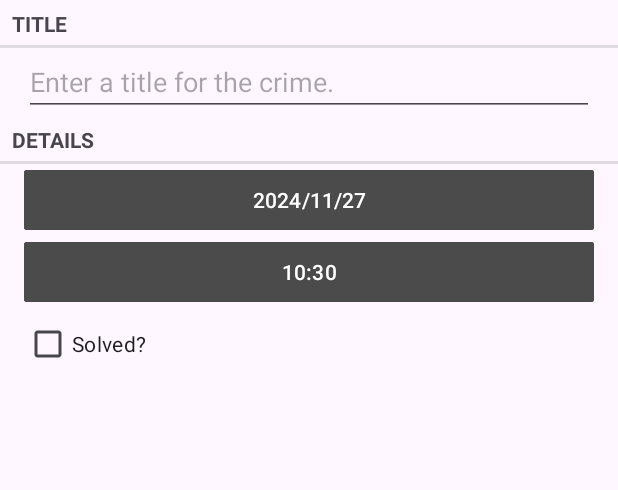
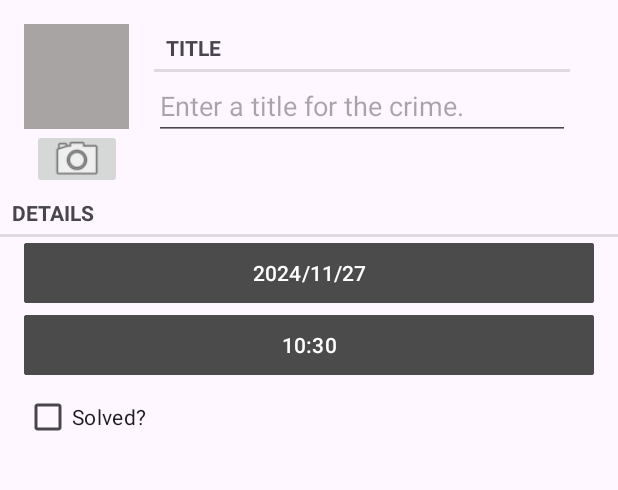
Before and after one commit to ChainikLucifera/CriminalHamster, an Android app: the screen it shows after launch (CrimeDetailsActivity), after a tap on "New Crime", on a phone screen of 412 x 824 dp, the part 96-586 px from its top. Run offline under Robolectric (Android 15) with nearby library versions, the light colour scheme and no system bars.

Commit message:
Init commit 6.0

```diff
--- a/app/src/main/java/com/example/criminalhamster/model/Crime.kt
+++ b/app/src/main/java/com/example/criminalhamster/model/Crime.kt
@@ -14,6 +14,7 @@ class Crime {
     private var date: Calendar = Calendar.getInstance()
     private var isSolved: Boolean = false
     private val dateFormat = SimpleDateFormat("yyyy-MM-dd HH:mm:ss", Locale.getDefault())
+    private var photo: Photo? = null
 
     constructor(json: JSONObject):this(){
         id = UUID.fromString(json.getString(ID))
@@ -22,6 +23,8 @@ class Crime {
         date = Calendar.getInstance().apply {
             time = dateFormat.parse(json.getString(DATE)) ?: Date()
         }
+        if(json.has(PHOTO))
+            photo = Photo(json.getJSONObject(PHOTO))
     }
 
     constructor()
@@ -40,6 +43,12 @@ class Crime {
 
     fun getDate() = date
 
+    fun getPhoto() = photo
+
+    fun setPhoto(photo: Photo){
+        this.photo = photo
+    }
+
     fun setDate(date: Calendar){
        this.date = date
     }
@@ -55,10 +64,9 @@ class Crime {
         json.put(ID, id)
         json.put(SOLVED, isSolved)
         json.put(TITLE, title)
-
-
-
         json.put(DATE, dateFormat.format(date.time))
+        if(photo != null)
+            json.put(PHOTO, photo!!.toJson())
 
         return json
     }
@@ -68,5 +76,6 @@ class Crime {
         const val SOLVED = "SOLVED"
         const val TITLE = "TITLE"
         const val DATE = "DATE"
+        const val PHOTO = "PHOTO"
     }
 }
--- a/app/src/main/java/com/example/criminalhamster/ui/CriminalFragment.kt
+++ b/app/src/main/java/com/example/criminalhamster/ui/CriminalFragment.kt
@@ -1,8 +1,11 @@
 package com.example.criminalhamster.ui
 
+import android.app.Activity.RESULT_OK
 import android.app.DatePickerDialog
 import android.app.TimePickerDialog
 import android.app.TimePickerDialog.OnTimeSetListener
+import android.content.Intent
+import android.content.pm.PackageManager
 import android.os.Bundle
 import android.text.Editable
 import android.text.TextWatcher
@@ -11,11 +14,16 @@ import android.view.LayoutInflater
 import android.view.View
 import android.view.ViewGroup
 import android.widget.Toast
+import androidx.activity.result.ActivityResult
+import androidx.activity.result.ActivityResultLauncher
+import androidx.activity.result.contract.ActivityResultContracts
+import androidx.core.net.toUri
 import com.example.criminalhamster.Constants
 import com.example.criminalhamster.model.Crime
 import com.example.criminalhamster.Utils
 import com.example.criminalhamster.data.CrimeLab
 import com.example.criminalhamster.databinding.FragmentCriminalBinding
+import com.example.criminalhamster.model.Photo
 import java.util.Calendar
 import java.util.UUID
 
@@ -23,11 +31,17 @@ import java.util.UUID
 class CriminalFragment : Fragment() {
     lateinit var crime: Crime
     private lateinit var binding: FragmentCriminalBinding
+    private var launcher: ActivityResultLauncher<Intent>? = null
+
+    override fun onStart() {
+        super.onStart()
+        showPhoto()
+    }
 
     override fun onCreate(savedInstanceState: Bundle?) {
         super.onCreate(savedInstanceState)
         val crimeID = arguments?.getString(Constants.CRIMINAL_ID)
-        crime = CrimeLab.getInstance(requireContext()).getCrime(UUID.fromString(crimeID)) ?:Crime()
+        crime = CrimeLab.getInstance(requireContext()).getCrime(UUID.fromString(crimeID)) ?: Crime()
     }
 
     override fun onCreateView(
@@ -38,8 +52,8 @@ class CriminalFragment : Fragment() {
         binding = FragmentCriminalBinding.inflate(inflater)
         val view = binding.root
         updateScreenData()
-
-        binding.crimeTitle.addTextChangedListener(object : TextWatcher {
+        with(binding) {
+            crimeTitle.addTextChangedListener(object : TextWatcher {
                 override fun beforeTextChanged(p0: CharSequence?, p1: Int, p2: Int, p3: Int) {}
 
                 override fun onTextChanged(p0: CharSequence?, p1: Int, p2: Int, p3: Int) {
@@ -50,35 +64,70 @@ class CriminalFragment : Fragment() {
 
                 override fun afterTextChanged(p0: Editable?) {}
             })
-        binding.crimeIsSolved.setOnCheckedChangeListener { btnView, isChecked ->
+            crimeIsSolved.setOnCheckedChangeListener { btnView, isChecked ->
                 crime.setSolved(isChecked)
             }
 
 
-        binding.crimeDateBtn.isEnabled = true
-        binding.crimeTimeBtn.isEnabled = true
+            crimeDateBtn.isEnabled = true
+            crimeTimeBtn.isEnabled = true
 
-        binding.crimeDateBtn.setOnClickListener{
+            crimeDateBtn.setOnClickListener {
                 DatePickerDialog(
                     requireContext(),
                     dateSetListener,
                     crime.getDate().get(Calendar.YEAR),
                     crime.getDate().get(Calendar.MONTH),
-                crime.getDate().get(Calendar.DAY_OF_MONTH)).show()
+                    crime.getDate().get(Calendar.DAY_OF_MONTH)
+                ).show()
             }
-        binding.crimeTimeBtn.setOnClickListener{
+            crimeTimeBtn.setOnClickListener {
                 TimePickerDialog(
                     requireContext(),
                     timeSetListener,
                     crime.getDate().get(Calendar.HOUR_OF_DAY),
                     crime.getDate().get(Calendar.MINUTE),
-                true).show()
+                    true
+                ).show()
 
+            }
+            crimeButton.setOnClickListener{
+                val i = Intent(requireActivity(), CrimeCameraActivity::class.java)
+                i.putExtra("FILE_URI", crime.getPhoto()?.fileName)
+                launcher?.launch(i)
+            }
+
+            crimeImage.setOnClickListener{
+                val FM = requireActivity().supportFragmentManager
+                val imageFragment = ImageFragment.newInstance(crime.getPhoto()?.fileName.toString())
+
+                imageFragment.show(FM, "ImageFragment")
+            }
+
+            val pm = requireActivity().packageManager
+            if(!pm.hasSystemFeature(PackageManager.FEATURE_CAMERA_ANY))
+                crimeButton.isEnabled = false
+
+
+
+            launcher = registerForActivityResult(ActivityResultContracts.StartActivityForResult()) {
+                result: ActivityResult ->
+                if(result.resultCode == RESULT_OK){
+                    val filePath = result.data?.getStringExtra("FILE_PATH")
+
+                    if(filePath != null)
+                    {
+                        crimeImage.setImageURI(filePath.toUri())
+                        crime.setPhoto(Photo(filePath))
+                        showPhoto()
+                    }
+                }
+            }
         }
         return view
     }
 
-    private fun updateScreenData(){
+    private fun updateScreenData() {
         binding.crimeIsSolved.isChecked = crime.isSolved()
         binding.crimeTitle.setText(crime.getTitle())
         binding.crimeDateBtn.text = Utils.getStringDateOfCrime(crime)
@@ -87,11 +136,11 @@ class CriminalFragment : Fragment() {
 
 
     private val dateSetListener: DatePickerDialog.OnDateSetListener =
-        DatePickerDialog.OnDateSetListener {view, year, month, day ->
-            updateCrimeDate(year,month,day)
+        DatePickerDialog.OnDateSetListener { view, year, month, day ->
+            updateCrimeDate(year, month, day)
         }
     private val timeSetListener: OnTimeSetListener =
-        OnTimeSetListener {view, hour, minute ->
+        OnTimeSetListener { view, hour, minute ->
             updateCrimeTime(hour, minute)
         }
 
@@ -104,7 +153,8 @@ class CriminalFragment : Fragment() {
         crime.setDate(newCrimeDate)
         updateScreenData()
     }
-    private fun updateCrimeTime(hour: Int, minute: Int){
+
+    private fun updateCrimeTime(hour: Int, minute: Int) {
         val newCrimeTime = crime.getDate()
         newCrimeTime.set(Calendar.HOUR_OF_DAY, hour)
         newCrimeTime.set(Calendar.MINUTE, minute)
@@ -113,15 +163,21 @@ class CriminalFragment : Fragment() {
         updateScreenData()
     }
 
+    private fun showPhoto(){
+        val photo = crime.getPhoto()
+        if(photo != null){
+            binding.crimeImage.setImageURI(photo.fileName.toUri())
+        }
+    }
 
     companion object {
         @JvmStatic
-        fun newInstance(crimeID : String) : CriminalFragment {
+        fun newInstance(crimeID: String): CriminalFragment {
             val args = Bundle()
             args.putString(Constants.CRIMINAL_ID, crimeID)
             val fragment = CriminalFragment()
             fragment.arguments = args
-            return  fragment
+            return fragment
         }
     }
 }
--- a/app/src/main/res/layout-land/fragment_criminal.xml
+++ b/app/src/main/res/layout-land/fragment_criminal.xml
@@ -7,18 +7,56 @@
     android:orientation="vertical"
     tools:context=".ui.CriminalFragment">
 
-    <TextView
-        style="?android:listSeparatorTextViewStyle"
-        android:layout_width="match_parent"
-        android:layout_height="wrap_content"
-        android:text="@string/crime_title_label" />
-
-    <EditText
-        android:id="@+id/crimeTitle"
+    <LinearLayout
         android:layout_width="match_parent"
         android:layout_height="wrap_content"
         android:layout_marginHorizontal="16dp"
-        android:hint="@string/crime_title_hint" />
+        android:layout_marginTop="16dp"
+        android:orientation="horizontal">
+
+        <LinearLayout
+            android:layout_width="wrap_content"
+            android:layout_height="wrap_content"
+            android:gravity="center"
+            android:orientation="vertical">
+
+            <ImageView
+                android:id="@+id/crimeImage"
+                android:layout_width="70dp"
+                android:layout_height="70dp"
+                android:background="#A9A4A4"
+                android:scaleType="centerCrop" />
+
+            <ImageButton
+                android:id="@+id/crimeButton"
+                android:layout_width="60dp"
+                android:layout_height="40dp"
+                android:layout_marginHorizontal="5dp"
+                android:scaleType="centerCrop"
+                android:src="@android:drawable/ic_menu_camera" />
+
+        </LinearLayout>
+
+        <LinearLayout
+            android:layout_width="match_parent"
+            android:layout_height="wrap_content"
+            android:orientation="vertical">
+
+            <TextView
+                android:layout_width="match_parent"
+                android:layout_height="wrap_content"
+                android:layout_marginHorizontal="16dp"
+                android:text="@string/crime_title_label"
+                style="?android:listSeparatorTextViewStyle"/>
+
+            <EditText
+                android:layout_width="match_parent"
+                android:layout_height="wrap_content"
+                android:id="@+id/crimeTitle"
+                android:hint="@string/crime_title_hint"
+                android:layout_marginHorizontal="16dp"/>
+        </LinearLayout>
+    </LinearLayout>
 
     <TextView
         style="?android:listSeparatorTextViewStyle"
--- a/app/src/main/res/layout/fragment_criminal.xml
+++ b/app/src/main/res/layout/fragment_criminal.xml
@@ -1,29 +1,70 @@
 <?xml version="1.0" encoding="utf-8"?>
 <LinearLayout xmlns:android="http://schemas.android.com/apk/res/android"
+    xmlns:app="http://schemas.android.com/apk/res-auto"
     xmlns:tools="http://schemas.android.com/tools"
     android:layout_width="match_parent"
     android:layout_height="match_parent"
-    xmlns:app="http://schemas.android.com/apk/res-auto"
-    tools:context=".ui.CriminalFragment"
-    android:orientation="vertical">
-    <TextView
+    android:orientation="vertical"
+    tools:context=".ui.CriminalFragment">
+
+    <LinearLayout
         android:layout_width="match_parent"
         android:layout_height="wrap_content"
-        android:text="@string/crime_title_label"
-        style="?android:listSeparatorTextViewStyle"/>
+        android:layout_marginHorizontal="16dp"
+        android:layout_marginTop="16dp"
+        android:orientation="horizontal">
 
-    <EditText
+        <LinearLayout
+            android:layout_width="wrap_content"
+            android:layout_height="wrap_content"
+            android:gravity="center"
+            android:orientation="vertical">
+
+            <ImageView
+                android:id="@+id/crimeImage"
+                android:layout_width="70dp"
+                android:layout_height="70dp"
+                android:background="#A9A4A4"
+                android:scaleType="centerCrop" />
+
+            <ImageButton
+                android:id="@+id/crimeButton"
+                android:layout_width="60dp"
+                android:layout_height="40dp"
+                android:layout_marginHorizontal="5dp"
+                android:scaleType="centerCrop"
+                android:src="@android:drawable/ic_menu_camera" />
+
+        </LinearLayout>
+
+
+        <LinearLayout
+            android:layout_width="match_parent"
+            android:layout_height="wrap_content"
+            android:orientation="vertical">
+
+            <TextView
+                style="?android:listSeparatorTextViewStyle"
+                android:layout_width="match_parent"
+                android:layout_height="wrap_content"
+                android:layout_marginHorizontal="16dp"
+                android:text="@string/crime_title_label" />
+
+            <EditText
+                android:id="@+id/crimeTitle"
+                android:layout_width="match_parent"
+                android:layout_height="wrap_content"
+                android:layout_marginHorizontal="16dp"
+                android:hint="@string/crime_title_hint" />
+        </LinearLayout>
+    </LinearLayout>
+
+
+    <TextView
+        style="?android:listSeparatorTextViewStyle"
         android:layout_width="match_parent"
         android:layout_height="wrap_content"
-        android:id="@+id/crimeTitle"
-        android:hint="@string/crime_title_hint"
-        android:layout_marginHorizontal="16dp"/>
-
-    <TextView
-        android:layout_width="match_parent"
-        android:layout_height="wrap_content"
-        android:text="@string/crime_details_label"
-        style="?android:listSeparatorTextViewStyle"/>
+        android:text="@string/crime_details_label" />
 
     <Button
         android:id="@+id/crimeDateBtn"
@@ -31,24 +72,22 @@
         android:layout_height="wrap_content"
         android:layout_marginHorizontal="16dp"
         android:backgroundTint="@color/gray"
-        app:cornerRadius = "2dp"
-        />
+        app:cornerRadius="2dp" />
+
     <Button
         android:id="@+id/crimeTimeBtn"
         android:layout_width="match_parent"
         android:layout_height="wrap_content"
         android:layout_marginHorizontal="16dp"
         android:backgroundTint="@color/gray"
-        app:cornerRadius = "2dp"
-        />
+        app:cornerRadius="2dp" />
 
     <CheckBox
+        android:id="@+id/crimeIsSolved"
         android:layout_width="match_parent"
         android:layout_height="wrap_content"
-        android:id="@+id/crimeIsSolved"
         android:layout_marginHorizontal="16dp"
-        android:text="@string/crime_solved_label"
-        />
+        android:text="@string/crime_solved_label" />
 
 
 </LinearLayout>
--- a/app/src/main/res/values/strings.xml
+++ b/app/src/main/res/values/strings.xml
@@ -10,4 +10,10 @@
     <string name="hide_sub" translatable="false">Hide Subtitle</string>
     <string name="subtitle" translatable="false">If you see smth, say smth.</string>
     <string name="delete_crime" translatable="false">Delete</string>
+
+    <string name="take" translatable="false">Take new one!</string>
+    <string name="save" translatable="false">SAVE IT!!</string>
+    <string name="back" translatable="false">back.</string>
+    <!-- TODO: Remove or change this placeholder text -->
+    <string name="hello_blank_fragment">Hello blank fragment</string>
 </resources>
```
Also changed, not shown: app/src/main/AndroidManifest.xml (+15 -5 lines), app/src/main/java/com/example/criminalhamster/model/Photo.kt (added, +14 -0 lines), app/src/main/java/com/example/criminalhamster/ui/CrimeCameraActivity.kt (added, +18 -0 lines), app/src/main/java/com/example/criminalhamster/ui/CrimeCameraFragment.kt (added, +79 -0 lines), app/src/main/java/com/example/criminalhamster/ui/ImageFragment.kt (added, +36 -0 lines), app/src/main/res/layout/activity_crime_camera.xml (added, +12 -0 lines), app/src/main/res/layout/fragment_crime_camera.xml (added, +52 -0 lines), app/src/main/res/xml/file_paths.xml (added, +7 -0 lines). Lines whose indentation alone changed are shown as unchanged.
